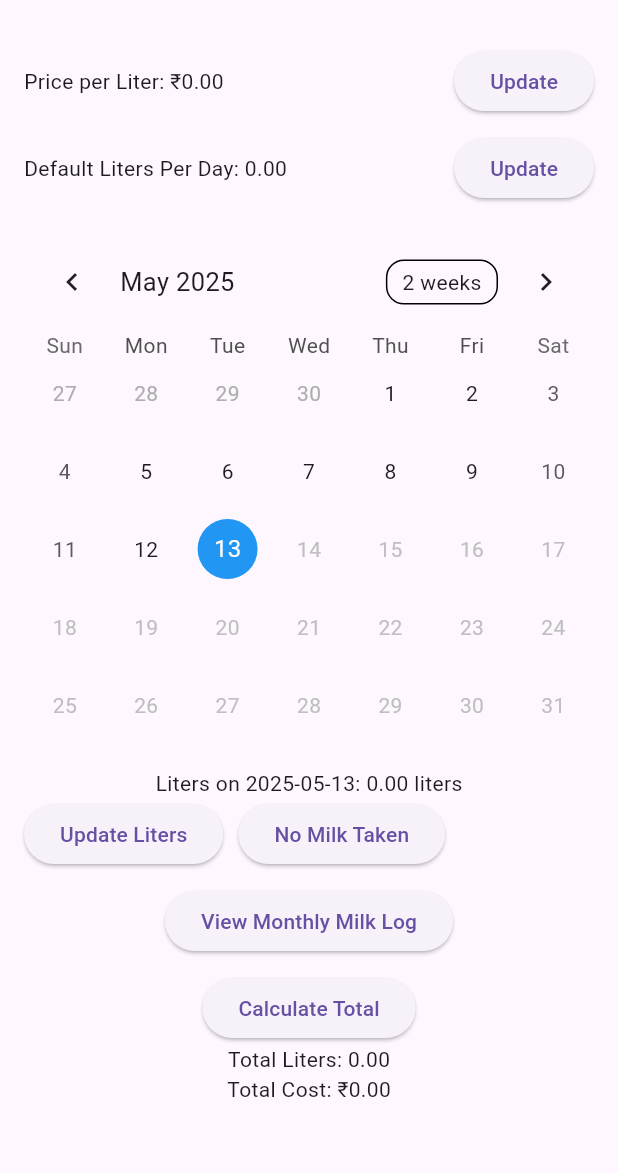
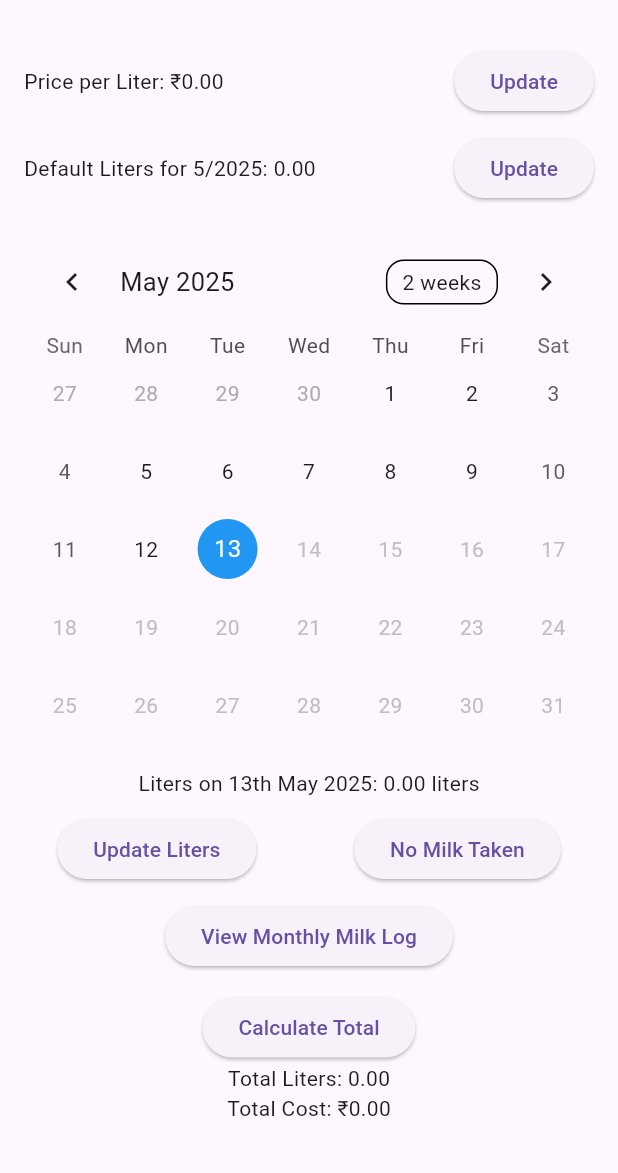
Before and after one commit to Ishaan1919/MilkTracker, a Flutter app: the screen it shows after launch, after a tap on "Calculate Total", on a phone screen of 412 x 824 dp, the part 63-1236 px from its top. Run offline on Flutter 3.47's test engine with Material 3 defaults, Android fonts, the phone set to English and light mode, and no system bars; drawn by our look-alikes of table_calendar; our stand-ins replace shared_preferences.

Commit message:
App updated

```diff
--- a/lib/screens/home_screen.dart
+++ b/lib/screens/home_screen.dart
@@ -11,9 +11,10 @@ class HomeScreen extends StatefulWidget {
 
 class _HomeScreenState extends State<HomeScreen> {
   TextEditingController _defaultLitersController = TextEditingController();
-  double _defaultLiters = 0.0;
+  Map<String, double> _monthlyDefaultLiters = {};
   double _calculatedTotalLiters = 0.0;
   double _calculatedTotalCost = 0.0;
+  double _defaultLiters = 0.0;
 
   final _storage = StorageService();
   DateTime _selectedDay = DateTime.now();
@@ -28,6 +29,11 @@ class _HomeScreenState extends State<HomeScreen> {
     _loadData();
   }
 
+String _getMonthKey(DateTime date) {
+  return "${date.year}-${date.month.toString().padLeft(2, '0')}";
+}
+
+
 Future<void> _loadData() async {
   final rawEntries = await _storage.getAllEntries();
   _entries = {
@@ -36,13 +42,19 @@ class _HomeScreenState extends State<HomeScreen> {
   };
 
   _pricePerLiter = await _storage.getPrice();
-    _defaultLiters = await _storage.getDefaultLiters();
 
   _priceController.text = _pricePerLiter.toString();
+
+  _monthlyDefaultLiters = await _storage.getAllMonthlyDefaults();
+  String key = _getMonthKey(_focusedDay);
+  _defaultLiters = _monthlyDefaultLiters[key] ?? 0.0;
   _defaultLitersController.text = _defaultLiters.toString();
+
 
   setState(() {});
 }
+
+
 
 void _updateEntry(double liters) async {
   DateTime normalizedDay = DateTime(_selectedDay.year, _selectedDay.month, _selectedDay.day);
@@ -50,50 +62,60 @@ class _HomeScreenState extends State<HomeScreen> {
   await _storage.saveEntry(MilkEntry(date: normalizedDay, liters: liters));
 
   setState(() {
-      _calculateTotalsForMonth(); // Recalculate the totals after updating the entry
+    _calculateTotalsForMonth(); // <-- now after the new entry is in place
   });
 }
 
+
+
+
+
+
 double _getLitersForDay(DateTime day) {
   DateTime normalized = DateTime(day.year, day.month, day.day);
-    return _entries[normalized] ?? _defaultLiters;
+  String key = _getMonthKey(day);
+  return _entries[normalized] ?? (_monthlyDefaultLiters[key] ?? 0.0);
+
 }
 
-  void _calculateTotalsForMonth() {
-    DateTime firstDay = DateTime(_focusedDay.year, _focusedDay.month, 1);
-    DateTime today = DateTime.now();
-    DateTime lastDayOfMonth = DateTime(_focusedDay.year, _focusedDay.month + 1, 0);
 
-    // Ensure we don't go past today
-    if (lastDayOfMonth.isAfter(today)) {
-      lastDayOfMonth = today;
+
+  double _getDefaultFromPrevious(DateTime day) {
+    DateTime previousDay = day.subtract(const Duration(days: 1));
+    return _entries[previousDay] ?? _defaultLiters;
+
   }
 
-    double totalLiters = 0.0;
+double _calculateTotalLitersForMonth(DateTime month) {
+  DateTime firstDayOfMonth = DateTime(month.year, month.month, 1);
+  DateTime lastDay = DateTime(month.year, month.month + 1, 0);
 
-    for (DateTime day = firstDay; !day.isAfter(lastDayOfMonth); day = day.add(const Duration(days: 1))) {
-      DateTime normalized = DateTime(day.year, day.month, day.day);
-      totalLiters += _entries[normalized] ?? _defaultLiters; // Default liters if no entry found
+  double total = 0.0;
+  for (DateTime day = firstDayOfMonth;
+      day.isBefore(lastDay.add(const Duration(days: 1)));
+      day = day.add(const Duration(days: 1))) {
+
+    DateTime normalizedDay = DateTime(day.year, day.month, day.day);
+    String key = _getMonthKey(day);
+    total += _entries[normalizedDay] ?? (_monthlyDefaultLiters[key] ?? 0.0);
+
   }
 
-    double totalCost = totalLiters * _pricePerLiter;
+  return total;
+}
 
-    setState(() {
-      _calculatedTotalLiters = totalLiters;
-      _calculatedTotalCost = totalCost;
-    });
-  }
 
   @override
   Widget build(BuildContext context) {
     double litersToday = _getLitersForDay(_selectedDay);
+    // Removed live calculation, values now come from _calculatedTotalLiters and _calculatedTotalCost
+
 
     return Scaffold(
       appBar: AppBar(title: const Text("Milk Tracker")),
       body: Padding(
         padding: const EdgeInsets.all(16.0),
-        child: Column(
-          children: [
+        child: Column(children: [
           Row(
             children: [
               Expanded(
@@ -111,21 +133,23 @@ class _HomeScreenState extends State<HomeScreen> {
                   },
                 ),
                 child: const Text("Update"),
-                ),
+              )
             ],
           ),
           const SizedBox(height: 10),
           Row(
   children: [
           Expanded(
-                  child: Text("Default Liters Per Day: ${_defaultLiters.toStringAsFixed(2)}"),
+              child: Text("Default Liters for ${_focusedDay.month}/${_focusedDay.year}: ${_defaultLiters.toStringAsFixed(2)}"),
             ),
             ElevatedButton(
               onPressed: () => _showUpdateDialog(
-                    title: "Update Default Liters",
+                title: "Update Default Liters for This Month",
                 initialValue: _defaultLiters,
                 onSave: (value) async {
-                      await _storage.saveDefaultLiters(value);
+                  String key = _getMonthKey(_focusedDay);
+                  _monthlyDefaultLiters[key] = value;
+                  await _storage.saveMonthlyDefaultLiters(_monthlyDefaultLiters);
                   setState(() {
                     _defaultLiters = value;
                     _calculateTotalsForMonth();
@@ -133,10 +157,14 @@ class _HomeScreenState extends State<HomeScreen> {
                 },
               ),
               child: const Text("Update"),
-                ),
+            )
+
   ],
 ),
+
+
           const SizedBox(height: 20),
+
           CalendarWidget(
   focusedDay: _focusedDay,
   selectedDay: _selectedDay,
@@ -144,12 +172,28 @@ class _HomeScreenState extends State<HomeScreen> {
     setState(() {
       _selectedDay = selected;
       _focusedDay = selected;
+
+      String key = _getMonthKey(_focusedDay);
+      _defaultLiters = _monthlyDefaultLiters[key] ?? 0.0;
+    });
+  },
+  onPageChanged: (newFocusedDay) {
+    setState(() {
+      _focusedDay = newFocusedDay;
+      String key = _getMonthKey(_focusedDay);
+      _defaultLiters = _monthlyDefaultLiters[key] ?? 0.0;
+      _calculateTotalsForMonth();
     });
   },
 ),
+
+
           const SizedBox(height: 16),
-            Text("Liters on ${_selectedDay.toLocal().toString().split(' ')[0]}: ${litersToday.toStringAsFixed(2)} liters"),
+
+          Text("Liters on ${_formatDate(_selectedDay)}: ${litersToday.toStringAsFixed(2)} liters"),
+          const SizedBox(height: 10),
           Row(
+            mainAxisAlignment: MainAxisAlignment.center,
             children: [
               ElevatedButton(
                 onPressed: () async {
@@ -158,7 +202,7 @@ class _HomeScreenState extends State<HomeScreen> {
                 },
                 child: const Text("Update Liters"),
               ),
-                const SizedBox(width: 10),
+              const SizedBox(width: 65),
               ElevatedButton(
                 onPressed: () async {
                   bool confirm = await _confirmNoMilkDialog();
@@ -170,20 +214,47 @@ class _HomeScreenState extends State<HomeScreen> {
               ),
             ],
           ),
+//           Row(
+//   mainAxisAlignment: MainAxisAlignment.center,
+//   children: [
+//     ElevatedButton(
+//       onPressed: () async {
+//         double newLiters = await _showLitersDialog();
+//         _updateEntry(newLiters);
+//       },
+//       child: const Text("Update Liters"),
+//     ),
+//     const SizedBox(width: 20), // Some space between buttons
+//     ElevatedButton(
+//       onPressed: () async {
+//         bool confirm = await _confirmNoMilkDialog();
+//         if (confirm) {
+//           _updateEntry(0);
+//         }
+//       },
+//       child: const Text("No Milk Taken"),
+//     ),
+//   ],
+// ),
+
+
           const SizedBox(height: 10),
           ElevatedButton(
             onPressed: _showMonthlyDetails,
             child: const Text("View Monthly Milk Log"),
           ),
+
           const SizedBox(height: 10),
+
+          const SizedBox(height: 3),
           ElevatedButton(
             onPressed: _calculateTotalsForMonth,
             child: const Text("Calculate Total"),
           ),
           Text("Total Liters: ${_calculatedTotalLiters.toStringAsFixed(2)}"),
           Text("Total Cost: ₹${_calculatedTotalCost.toStringAsFixed(2)}"),
-          ],
-        ),
+
+        ]),
       ),
     );
   }
@@ -218,16 +289,28 @@ class _HomeScreenState extends State<HomeScreen> {
   return confirmed;
 }
 
+
 void _showMonthlyDetails() {
   DateTime firstDayOfMonth = DateTime(_focusedDay.year, _focusedDay.month, 1);
-    DateTime lastDayOfMonth = DateTime.now();
+
+  DateTime now = DateTime.now();
+  DateTime lastDayOfMonth;
+
+  // If the selected month is current month
+  if (_focusedDay.year == now.year && _focusedDay.month == now.month) {
+    lastDayOfMonth = now;
+  } else {
+    lastDayOfMonth = DateTime(_focusedDay.year, _focusedDay.month + 1, 0); // last day of selected month
+  }
+
   List<MapEntry<DateTime, double>> monthlyEntries = [];
 
   for (DateTime date = firstDayOfMonth;
-        date.isBefore(lastDayOfMonth.add(const Duration(days: 1)));
+      !date.isAfter(lastDayOfMonth);
       date = date.add(const Duration(days: 1))) {
     DateTime normalized = DateTime(date.year, date.month, date.day);
-      double litersForDay = _entries[normalized] ?? _defaultLiters;
+    String key = _getMonthKey(date);
+    double litersForDay = _entries[normalized] ?? (_monthlyDefaultLiters[key] ?? 0.0);
 
     monthlyEntries.add(MapEntry(normalized, litersForDay));
   }
@@ -258,9 +341,13 @@ class _HomeScreenState extends State<HomeScreen> {
   );
 }
 
+
+
+
+
+
 Future<double> _showLitersDialog() async {
   DateTime normalizedDay = DateTime(_selectedDay.year, _selectedDay.month, _selectedDay.day);
-  // Check if an entry exists for the selected day, else use default liters
   double currentValue = _entries[normalizedDay] ?? _defaultLiters;
 
   TextEditingController litersController = TextEditingController(
@@ -282,12 +369,11 @@ Future<double> _showLitersDialog() async {
         actions: [
           TextButton(
             onPressed: () {
-              // Parse the input value and use it if valid; otherwise, fall back to the current value
               newLiters = double.tryParse(litersController.text) ?? currentValue;
               Navigator.of(ctx).pop();
             },
             child: const Text("Save"),
-          ),
+          )
         ],
       );
     },
@@ -295,6 +381,7 @@ Future<double> _showLitersDialog() async {
 
   return newLiters;
 }
+
 
 
   String _formatDate(DateTime date) {
@@ -344,18 +431,51 @@ Future<double> _showLitersDialog() async {
       ),
       actions: [
         TextButton(
-          onPressed: () async {
+          onPressed: () {
             double value = double.tryParse(controller.text) ?? initialValue;
-            await onSave(value); // Ensure the save is awaited
-            await _loadData();   // << RELOAD EVERYTHING after saving
-            _calculateTotalsForMonth(); // << Recalculate totals
+            onSave(value);
             Navigator.of(ctx).pop();
           },
           child: const Text("Save"),
-        ),
+        )
       ],
     ),
   );
 }
 
+void _calculateTotalsForMonth() {
+  DateTime firstDay = DateTime(_focusedDay.year, _focusedDay.month, 1);
+  DateTime today = DateTime.now();
+  DateTime lastDayOfMonth = DateTime(
+    _focusedDay.year,
+    _focusedDay.month + 1,
+    0,
+  );
+
+  // Ensure we don't go past today
+  if (lastDayOfMonth.isAfter(today)) {
+    lastDayOfMonth = today;
   }
+
+  double totalLiters = 0.0;
+
+  for (DateTime day = firstDay;
+      !day.isAfter(lastDayOfMonth);
+      day = day.add(const Duration(days: 1))) {
+    DateTime normalized = DateTime(day.year, day.month, day.day);
+    String key = _getMonthKey(day);
+    totalLiters += _entries[normalized] ?? (_monthlyDefaultLiters[key] ?? 0.0);
+
+  }
+
+  double totalCost = totalLiters * _pricePerLiter;
+
+  setState(() {
+    _calculatedTotalLiters = totalLiters;
+    _calculatedTotalCost = totalCost;
+  });
+}
+
+
+
+}
--- a/lib/services/storage_service.dart
+++ b/lib/services/storage_service.dart
@@ -52,4 +52,23 @@ Future<Map<DateTime, double>> getAllEntries() async {
     return prefs.getDouble(_defaultLitersKey) ?? 0.0;
 }
 
+Future<Map<String, double>> getAllMonthlyDefaults() async {
+  final prefs = await SharedPreferences.getInstance();
+  final keys = prefs.getKeys().where((k) => k.startsWith("default_"));
+  Map<String, double> defaults = {};
+  for (String key in keys) {
+    String monthKey = key.replaceFirst("default_", ""); // like "2024-05"
+    defaults[monthKey] = prefs.getDouble(key) ?? 0.0;
+  }
+  return defaults;
 }
+
+Future<void> saveMonthlyDefaultLiters(Map<String, double> map) async {
+  final prefs = await SharedPreferences.getInstance();
+  for (var entry in map.entries) {
+    await prefs.setDouble("default_${entry.key}", entry.value);
+  }
+}
+
+
+}
--- a/lib/widgets/calendar_widget.dart
+++ b/lib/widgets/calendar_widget.dart
@@ -4,12 +4,14 @@ import 'package:table_calendar/table_calendar.dart';
 class CalendarWidget extends StatelessWidget {
   final DateTime focusedDay;
   final DateTime selectedDay;
-  final Function(DateTime) onDaySelected; // Only need DateTime for selectedDay
+  final Function(DateTime) onDaySelected;
+  final Function(DateTime)? onPageChanged; // <-- ADD THIS
 
   const CalendarWidget({
     required this.focusedDay,
     required this.selectedDay,
     required this.onDaySelected,
+    this.onPageChanged, // <-- ADD THIS
     super.key,
   });
 
@@ -21,8 +23,9 @@ class CalendarWidget extends StatelessWidget {
       focusedDay: focusedDay,
       selectedDayPredicate: (day) => isSameDay(selectedDay, day),
       onDaySelected: (selected, focused) {
-        onDaySelected(selected); // Pass only the selected day
+        onDaySelected(selected); // Call the callback
       },
+      onPageChanged: onPageChanged, // <-- ADD THIS
       calendarStyle: const CalendarStyle(
         todayDecoration: BoxDecoration(color: Colors.orange, shape: BoxShape.circle),
         selectedDecoration: BoxDecoration(color: Colors.blue, shape: BoxShape.circle),
@@ -30,3 +33,41 @@ class CalendarWidget extends StatelessWidget {
     );
   }
 }
+
+
+
+
+
+
+// import 'package:flutter/material.dart';
+// import 'package:table_calendar/table_calendar.dart';
+
+// class CalendarWidget extends StatelessWidget {
+//   final DateTime focusedDay;
+//   final DateTime selectedDay;
+//   final Function(DateTime) onDaySelected; // Only need DateTime for selectedDay
+
+//   const CalendarWidget({
+//     required this.focusedDay,
+//     required this.selectedDay,
+//     required this.onDaySelected,
+//     super.key,
+//   });
+
+//   @override
+//   Widget build(BuildContext context) {
+//     return TableCalendar(
+//       firstDay: DateTime.utc(2020),
+//       lastDay: DateTime.now(),
+//       focusedDay: focusedDay,
+//       selectedDayPredicate: (day) => isSameDay(selectedDay, day),
+//       onDaySelected: (selected, focused) {
+//         onDaySelected(selected); // Pass only the selected day
+//       },
+//       calendarStyle: const CalendarStyle(
+//         todayDecoration: BoxDecoration(color: Colors.orange, shape: BoxShape.circle),
+//         selectedDecoration: BoxDecoration(color: Colors.blue, shape: BoxShape.circle),
+//       ),
+//     );
+//   }
+// }
```
Lines whose indentation alone changed are shown as unchanged.
